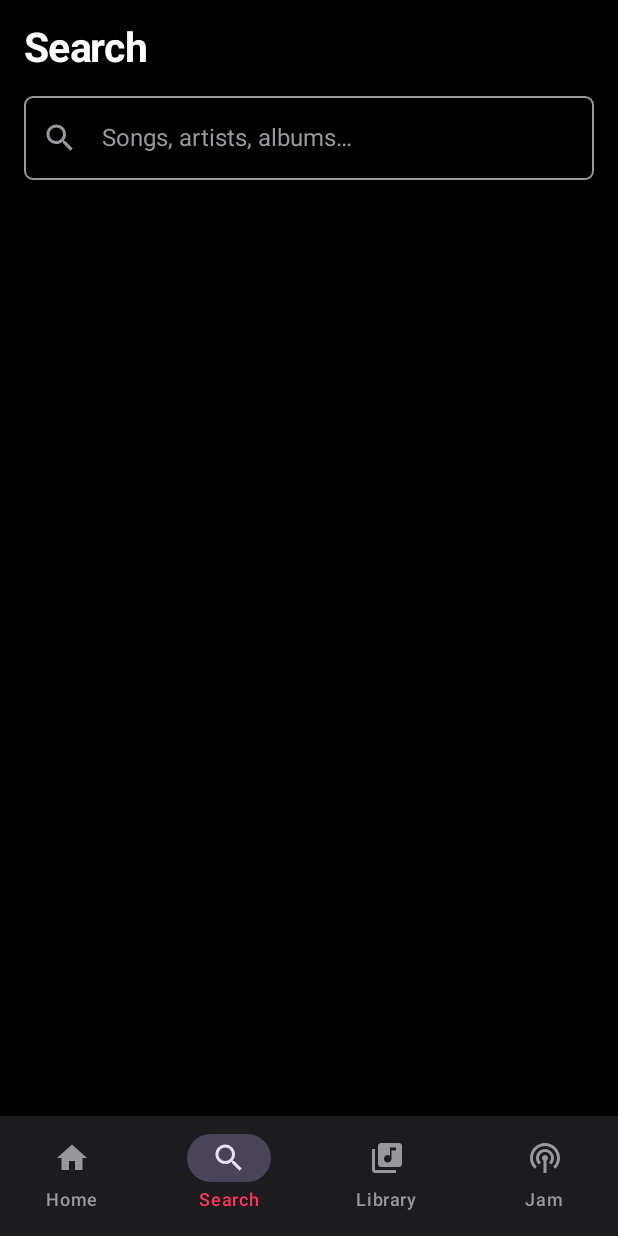
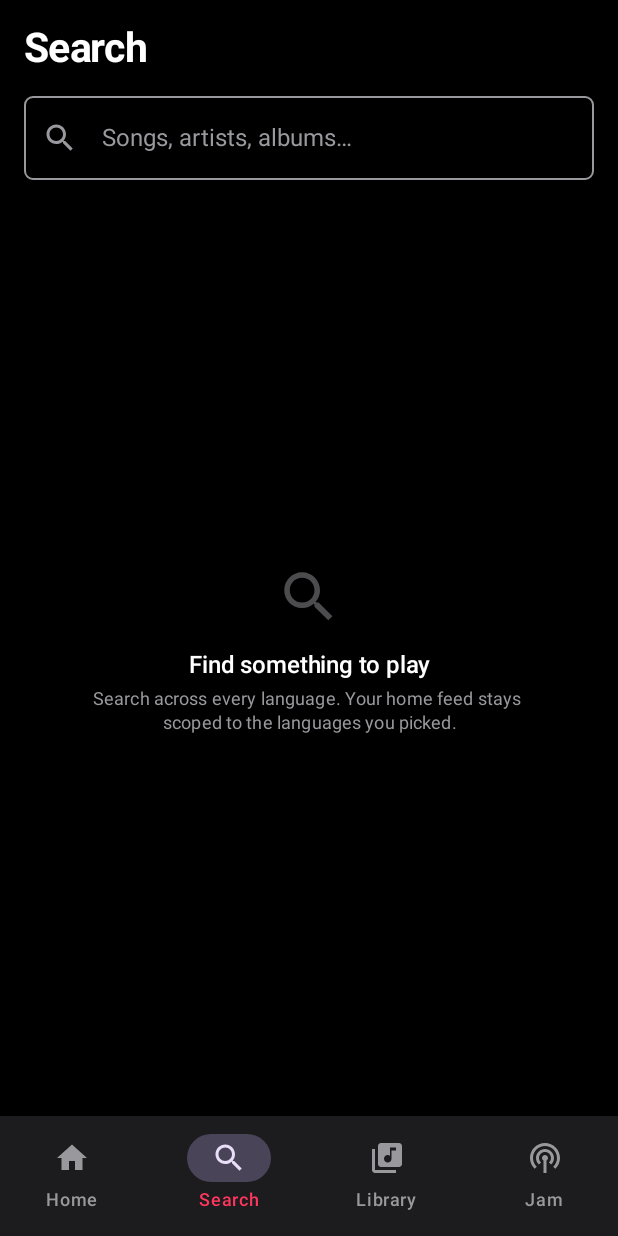
Before and after one commit to MNTGXO/Muzii, an Android app built with Jetpack Compose: the composable MuziiNav called with sample values from the repository, item 2 of the bottom bar chosen, on a phone screen of 412 x 824 dp. Run offline under Robolectric (Android 15) with nearby library versions, the phone set to English and light mode, and no system bars; network calls fail; 5 statements that could not run were skipped.

Commit message:
fix(android): surface buffering and player errors; add a real search empty state
The player's buffering and error StateFlows were collected by nothing. A
track that failed to stream was skipped in silence - the only symptom was
the song changing by itself - and a slow stream showed a motionless pause
icon that read as a frozen app. Both now show: a spinner on the play button,
and the error text under the controls.

Search rendered an empty panel with no explanation for both 'nothing typed'
and 'no matches', which is indistinguishable from a broken screen.

Co-authored-by: arena-agent <297053741+arena-agent@users.noreply.github.com>

```diff
--- a/android/app/src/main/java/com/muzii/app/ui/MuziiNav.kt
+++ b/android/app/src/main/java/com/muzii/app/ui/MuziiNav.kt
@@ -92,6 +92,11 @@ fun MuziiNav(
     val sleepRemainingMs by PlayerManager.sleepRemainingMs.collectAsState()
     val sleepAtTrackEnd by PlayerManager.sleepAtTrackEnd.collectAsState()
     val shuffle by PlayerManager.shuffle.collectAsState()
+    // These two were never collected, so a player error or a long buffer was
+    // completely invisible: a track failed, the player silently skipped it,
+    // and the only clue was that the song changed by itself.
+    val buffering by PlayerManager.buffering.collectAsState()
+    val playerError by PlayerManager.error.collectAsState()
     val repeatMode by PlayerManager.repeatMode.collectAsState()
     val currentTrack = queue.getOrNull(currentIndex)
 
@@ -134,6 +139,7 @@ fun MuziiNav(
                     MiniPlayerBar(
                         track = track,
                         isPlaying = isPlaying,
+                        buffering = buffering,
                         onToggle = { PlayerManager.toggle() },
                         onNext = { PlayerManager.next() },
                         onPrev = { PlayerManager.prev() },
@@ -271,6 +277,8 @@ fun MuziiNav(
         NowPlayingScreen(
             track = currentTrack,
             isPlaying = isPlaying,
+            buffering = buffering,
+            error = playerError,
             positionMs = positionMs,
             durationMs = durationMs,
             onToggle = { PlayerManager.toggle() },
--- a/android/app/src/main/java/com/muzii/app/ui/screens/SearchScreen.kt
+++ b/android/app/src/main/java/com/muzii/app/ui/screens/SearchScreen.kt
@@ -5,6 +5,7 @@ import androidx.compose.foundation.layout.Spacer
 import androidx.compose.foundation.layout.fillMaxSize
 import androidx.compose.foundation.layout.fillMaxWidth
 import androidx.compose.foundation.layout.height
+import androidx.compose.foundation.layout.size
 import androidx.compose.foundation.layout.padding
 import androidx.compose.foundation.lazy.LazyColumn
 import androidx.compose.foundation.lazy.itemsIndexed
@@ -62,6 +63,43 @@ fun SearchScreen(
                 unfocusedBorderColor = TextSecondary,
             ),
         )
+        // An empty result set used to render as a blank panel with no
+        // explanation, which reads as a broken screen rather than "no matches".
+        if (results.isEmpty()) {
+            Column(
+                modifier = Modifier
+                    .fillMaxSize()
+                    .padding(32.dp),
+                horizontalAlignment = androidx.compose.ui.Alignment.CenterHorizontally,
+                verticalArrangement = androidx.compose.foundation.layout.Arrangement.Center,
+            ) {
+                Icon(
+                    Icons.Filled.Search,
+                    contentDescription = null,
+                    tint = TextSecondary.copy(alpha = 0.5f),
+                    modifier = Modifier.size(44.dp),
+                )
+                Spacer(Modifier.height(14.dp))
+                Text(
+                    if (query.isBlank()) "Find something to play" else "No matches for \"$query\"",
+                    color = Color.White,
+                    style = MaterialTheme.typography.titleMedium,
+                    textAlign = androidx.compose.ui.text.style.TextAlign.Center,
+                )
+                Spacer(Modifier.height(6.dp))
+                Text(
+                    if (query.isBlank()) {
+                        "Search across every language. Your home feed stays \nscoped to the languages you picked."
+                    } else {
+                        "Try a shorter phrase, or the singer's name."
+                    },
+                    color = TextSecondary,
+                    style = MaterialTheme.typography.bodySmall,
+                    textAlign = androidx.compose.ui.text.style.TextAlign.Center,
+                )
+            }
+            return@Column
+        }
         LazyColumn(modifier = Modifier.fillMaxSize()) {
             itemsIndexed(results) { index, track ->
                 TrackRow(
```
Also changed, not shown: android/app/src/main/java/com/muzii/app/ui/components/MiniPlayerBar.kt (+19 -5 lines), android/app/src/main/java/com/muzii/app/ui/screens/NowPlayingScreen.kt (+26 -0 lines).
